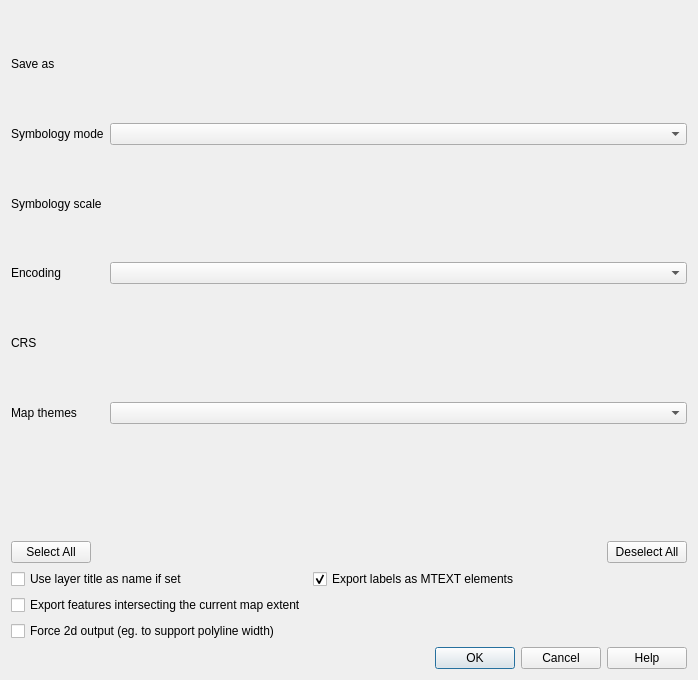
Before: the Qt Designer form src/ui/qgsdxfexportdialogbase.ui in carsmie/QGIS, drawn with Qt 5.
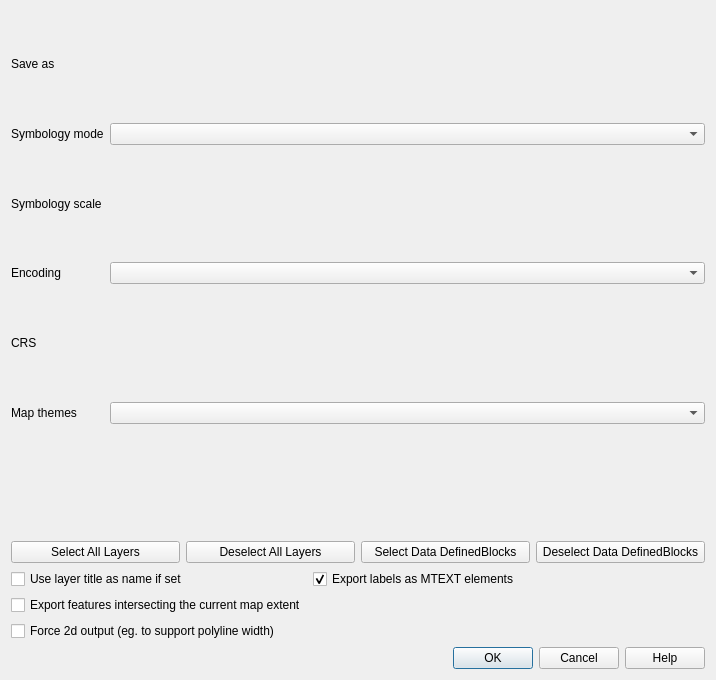
After: the same form once the commit is applied. Custom widgets are drawn as their Qt base class.

Commit message: Select/disable data defined blocks at once

```diff
--- a/src/ui/qgsdxfexportdialogbase.ui
+++ b/src/ui/qgsdxfexportdialogbase.ui
@@ -6,7 +6,7 @@
    <rect>
     <x>0</x>
     <y>0</y>
-    <width>698</width>
+    <width>716</width>
     <height>680</height>
    </rect>
   </property>
@@ -105,29 +105,30 @@
      <item row="0" column="0">
       <widget class="QPushButton" name="mSelectAllButton">
        <property name="text">
-        <string>Select All</string>
+        <string>Select All Layers</string>
        </property>
       </widget>
      </item>
-     <item row="0" column="2">
+     <item row="0" column="1">
       <widget class="QPushButton" name="mDeselectAllButton">
        <property name="text">
-        <string>Deselect All</string>
+        <string>Deselect All Layers</string>
        </property>
       </widget>
      </item>
-     <item row="0" column="1">
-      <spacer name="horizontalSpacer">
-       <property name="orientation">
-        <enum>Qt::Horizontal</enum>
+     <item row="0" column="2">
+      <widget class="QPushButton" name="mSelectDataDefinedBlocks">
+       <property name="text">
+        <string>Select Data DefinedBlocks</string>
        </property>
-       <property name="sizeHint" stdset="0">
-        <size>
-         <width>40</width>
-         <height>20</height>
-        </size>
+      </widget>
+     </item>
+     <item row="0" column="3">
+      <widget class="QPushButton" name="mDeselectDataDefinedBlocks">
+       <property name="text">
+        <string>Deselect Data DefinedBlocks</string>
        </property>
-      </spacer>
+      </widget>
      </item>
     </layout>
    </item>
@@ -218,28 +219,23 @@
   </layout>
  </widget>
  <customwidgets>
-  <customwidget>
-   <class>QgsScaleWidget</class>
-   <extends>QWidget</extends>
-   <header>qgsscalewidget.h</header>
-  </customwidget>
-  <customwidget>
-   <class>QgsProjectionSelectionWidget</class>
-   <extends>QWidget</extends>
-   <header>qgsprojectionselectionwidget.h</header>
-   <container>1</container>
-  </customwidget>
-  <customwidget>
-   <class>QgsLayerTreeView</class>
-   <extends>QTreeView</extends>
-   <header>qgslayertreeview.h</header>
-  </customwidget>
   <customwidget>
    <class>QgsFileWidget</class>
    <extends>QWidget</extends>
    <header>qgsfilewidget.h</header>
    <container>1</container>
   </customwidget>
+  <customwidget>
+   <class>QgsProjectionSelectionWidget</class>
+   <extends>QWidget</extends>
+   <header>qgsprojectionselectionwidget.h</header>
+   <container>1</container>
+  </customwidget>
+  <customwidget>
+   <class>QgsScaleWidget</class>
+   <extends>QWidget</extends>
+   <header>qgsscalewidget.h</header>
+  </customwidget>
  </customwidgets>
  <tabstops>
   <tabstop>mFileName</tabstop>
```
Left out of the diff: 12 changed lines with no effect on the pictures. The commit also changes 2 other files.
